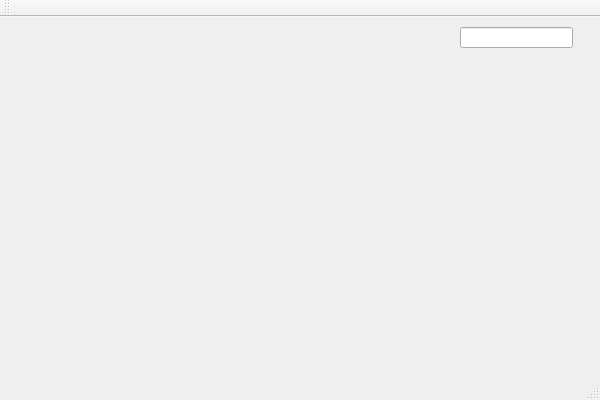
Above: GUI_Automaton/GUI_Automaton.ui from Coyotul/GUI_Automaton before the change. Below: the same form after it.
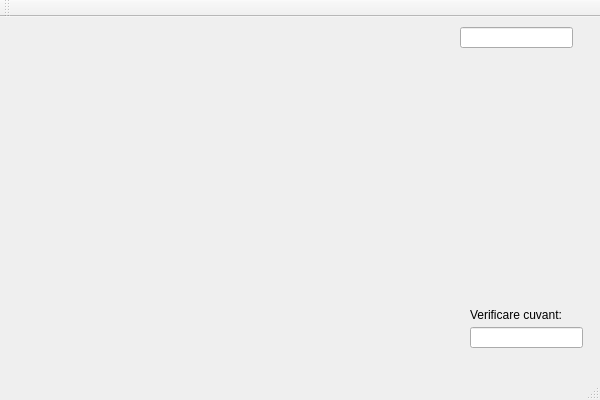
That is the form after the change.

```diff
--- a/GUI_Automaton/GUI_Automaton.ui
+++ b/GUI_Automaton/GUI_Automaton.ui
@@ -24,6 +24,29 @@
      </rect>
     </property>
    </widget>
+   <widget class="QLineEdit" name="input_2">
+    <property name="geometry">
+     <rect>
+      <x>470</x>
+      <y>310</y>
+      <width>113</width>
+      <height>21</height>
+     </rect>
+    </property>
+   </widget>
+   <widget class="QLabel" name="label">
+    <property name="geometry">
+     <rect>
+      <x>470</x>
+      <y>290</y>
+      <width>111</width>
+      <height>16</height>
+     </rect>
+    </property>
+    <property name="text">
+     <string>Verificare cuvant:</string>
+    </property>
+   </widget>
   </widget>
   <widget class="QMenuBar" name="menuBar">
    <property name="geometry">
```
